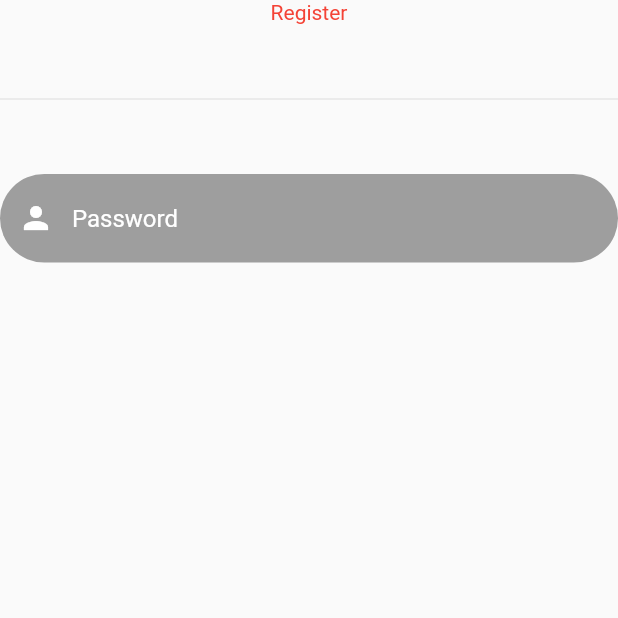
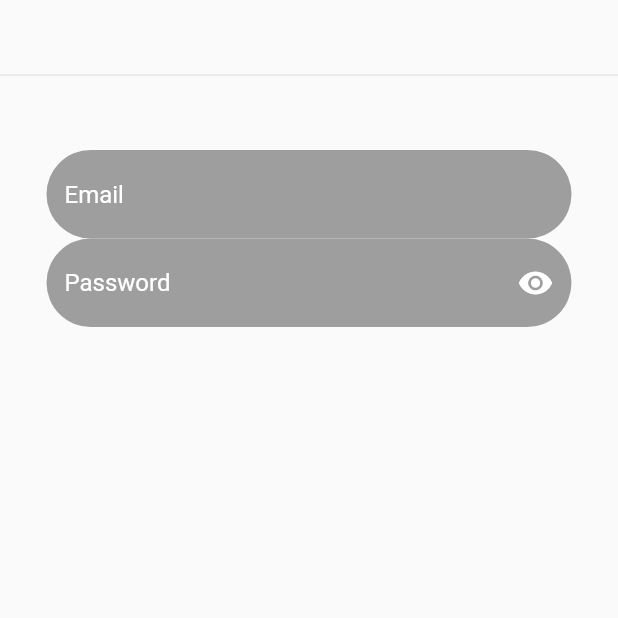
Before and after one commit to Shubbair/Fresh-Garden-App, a Flutter app: the screen it shows after launch, on a phone screen of 412 x 824 dp, the top half of it. Run offline on Flutter 3.47's test engine with Material 2 defaults, Android fonts, the phone set to English and light mode, and no system bars; Roboto replaces fonts that are missing (WorkSansLight).

Commit message:
commit to main

```diff
--- a/lib/logins.dart
+++ b/lib/logins.dart
@@ -3,30 +3,58 @@ import 'package:flutter/material.dart';
 
 class LoginScreen extends StatelessWidget {
   const LoginScreen({Key? key}) : super(key: key);
+    bool _isHidden = true;
 
   @override
   Widget build(BuildContext context) {
     return Scaffold(
-      body:
-      Column(
-        children:[
-          Text('Register',style: TextStyle(color: Colors.red),),
-          Divider(height: 100,),
+      body: Column(
+        children: [
+          Divider(
+            height: 100,
+          ),
           Container(
-      child:  TextFormField(
+            width: 350,
+            child: TextFormField(
               decoration: InputDecoration(
-                prefixIcon: Icon(
-                  Icons.person,
-                  color: Colors.white,
-                ),
+                  // prefixIcon: Icon(
+                  //   Icons.person,
+                  //   color: Colors.white,
+                  // ),
                   border: OutlineInputBorder(
                     // width: 0.0 produces a thin "hairline" border
                     borderRadius: BorderRadius.all(Radius.circular(90.0)),
                     borderSide: BorderSide.none,
                     //borderSide: const BorderSide(),
                   ),
-
-                hintStyle: TextStyle(color: Colors.white,fontFamily: "WorkSansLight"),
+                  hintStyle: TextStyle(
+                      color: Colors.white, fontFamily: "WorkSansLight"),
+                  filled: true,
+                  fillColor: Colors.grey,
+                  hintText: 'Email'),
+            ),
+          ),
+          Container(
+            width: 350,
+            child: TextFormField(
+              obscureText: _isHidden,
+              decoration: InputDecoration(
+                  suffixIcon: Icon(
+                    Icons.visibility,
+                    color: Colors.white,
+                  ),
+                  // prefixIcon: Icon(
+                  //   Icons.person,
+                  //   color: Colors.white,
+                  // ),
+                  border: OutlineInputBorder(
+                    // width: 0.0 produces a thin "hairline" border
+                    borderRadius: BorderRadius.all(Radius.circular(90.0)),
+                    borderSide: BorderSide.none,
+                    //borderSide: const BorderSide(),
+                  ),
+                  hintStyle: TextStyle(
+                      color: Colors.white, fontFamily: "WorkSansLight"),
                   filled: true,
                   fillColor: Colors.grey,
                   hintText: 'Password'),
```
Lines whose indentation alone changed are shown as unchanged.
